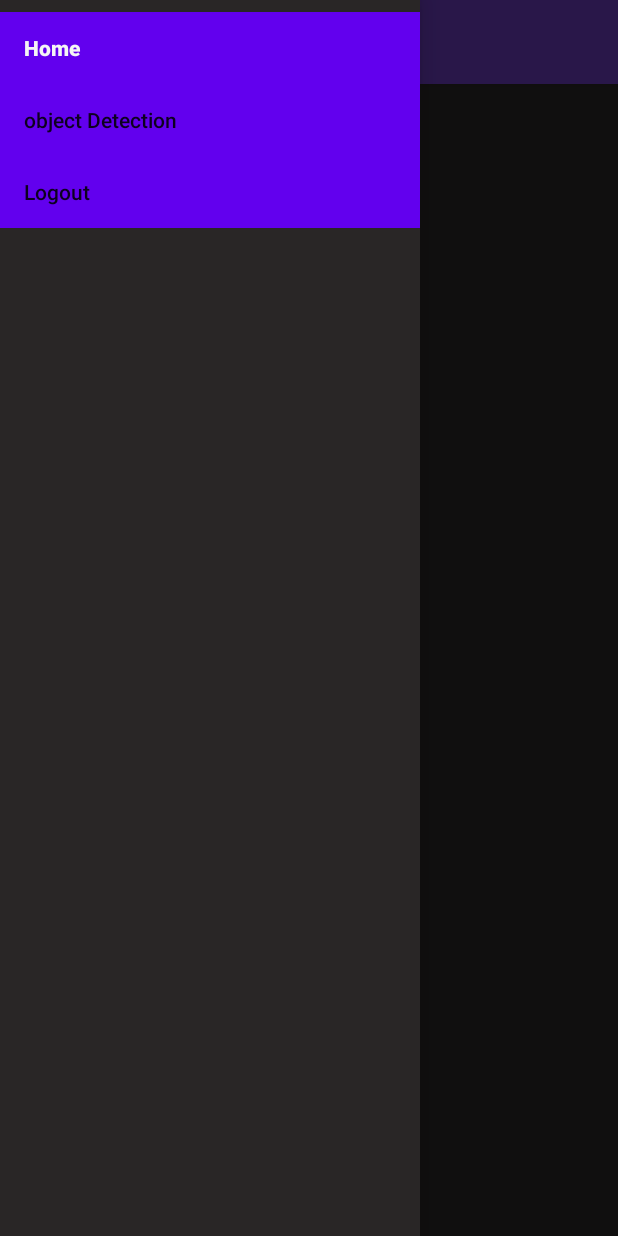
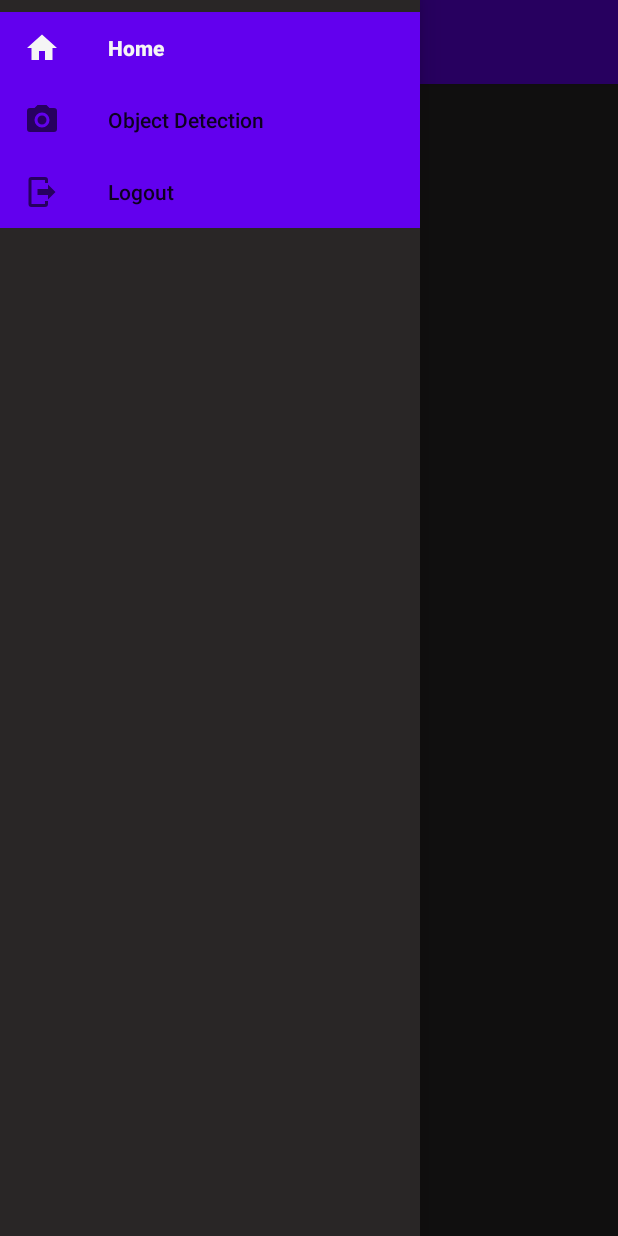
Before and after one commit to Amadou20/CEG4912_Capstone_Groupe7, an Android app: the HomeActivity screen opened directly, with no data from a screen before it, with the side drawer open, on a phone screen of 412 x 824 dp. Run offline under Robolectric (Android 15) with nearby library versions, the phone set to English and light mode, and no system bars; our stand-ins replace Firebase (no records; nobody signed in at launch, a user with empty details on screens opened directly).

Commit message:
add icon on navigation

```diff
--- a/tflite/src/main/java/com/example/android/capstone/ceg/GoogleSignInActivity.kt
+++ b/tflite/src/main/java/com/example/android/capstone/ceg/GoogleSignInActivity.kt
@@ -14,6 +14,7 @@ import com.google.android.gms.auth.api.signin.GoogleSignInOptions
 import com.google.android.gms.common.SignInButton
 import com.google.android.gms.common.api.ApiException
 import com.google.android.gms.tasks.OnCompleteListener
+import com.google.android.material.button.MaterialButton
 import com.google.android.material.textfield.TextInputLayout
 import com.google.firebase.auth.FirebaseAuth
 import com.google.firebase.auth.FirebaseUser
@@ -168,4 +169,5 @@ class GoogleSignInActivity : AppCompatActivity() {
     }
 
 
+
 }
--- a/tflite/src/main/java/com/example/android/capstone/ceg/HomeActivity.kt
+++ b/tflite/src/main/java/com/example/android/capstone/ceg/HomeActivity.kt
@@ -9,6 +9,8 @@ import com.google.android.gms.auth.api.signin.GoogleSignIn
 import com.google.android.gms.auth.api.signin.GoogleSignInOptions
 import com.google.android.material.appbar.MaterialToolbar
 import com.google.android.material.navigation.NavigationView
+import com.google.firebase.auth.ktx.auth
+import com.google.firebase.ktx.Firebase
 
 
 class HomeActivity : AppCompatActivity() {
@@ -19,7 +21,6 @@ class HomeActivity : AppCompatActivity() {
     override fun onCreate(savedInstanceState: Bundle?) {
         super.onCreate(savedInstanceState)
         setContentView(R.layout.activity_home)
-
 //        setSupportActionBar(findViewById(R.id.topAppBar))
 //
          topAppBar = findViewById(R.id.topAppBar)
@@ -28,6 +29,7 @@ class HomeActivity : AppCompatActivity() {
 
         topAppBar?.setNavigationOnClickListener {
             drawerLayout?.open()
+
         }
 
          navigationView = findViewById(R.id.navigation)
@@ -48,6 +50,9 @@ class HomeActivity : AppCompatActivity() {
                         this,
                         GoogleSignInOptions.Builder(GoogleSignInOptions.DEFAULT_SIGN_IN).build()
                     ).signOut()
+
+                    // firebase user
+                    Firebase.auth.signOut()
                     // Go back to starting screen after logout
                     val SignInActivityIntent =  Intent(this, GoogleSignInActivity::class.java)
                     startActivity(SignInActivityIntent);
@@ -66,6 +71,7 @@ class HomeActivity : AppCompatActivity() {
             true
         }
 
+
     }
 
 
--- /dev/null
+++ b/tflite/src/main/res/drawable/ic_camera.xml
@@ -0,0 +1,8 @@
+<!-- drawable/camera.xml -->
+<vector xmlns:android="http://schemas.android.com/apk/res/android"
+    android:height="24dp"
+    android:width="24dp"
+    android:viewportWidth="24"
+    android:viewportHeight="24">
+    <path android:fillColor="#000" android:pathData="M4,4H7L9,2H15L17,4H20A2,2 0 0,1 22,6V18A2,2 0 0,1 20,20H4A2,2 0 0,1 2,18V6A2,2 0 0,1 4,4M12,7A5,5 0 0,0 7,12A5,5 0 0,0 12,17A5,5 0 0,0 17,12A5,5 0 0,0 12,7M12,9A3,3 0 0,1 15,12A3,3 0 0,1 12,15A3,3 0 0,1 9,12A3,3 0 0,1 12,9Z" />
+</vector>
--- /dev/null
+++ b/tflite/src/main/res/drawable/ic_home.xml
@@ -0,0 +1,8 @@
+<!-- drawable/home.xml -->
+<vector xmlns:android="http://schemas.android.com/apk/res/android"
+    android:height="24dp"
+    android:width="24dp"
+    android:viewportWidth="24"
+    android:viewportHeight="24">
+    <path android:fillColor="#000" android:pathData="M10,20V14H14V20H19V12H22L12,3L2,12H5V20H10Z" />
+</vector>
--- /dev/null
+++ b/tflite/src/main/res/drawable/ic_login.xml
@@ -0,0 +1,8 @@
+<!-- drawable/login.xml -->
+<vector xmlns:android="http://schemas.android.com/apk/res/android"
+    android:height="24dp"
+    android:width="24dp"
+    android:viewportWidth="24"
+    android:viewportHeight="24">
+    <path android:fillColor="#000" android:pathData="M10,17V14H3V10H10V7L15,12L10,17M10,2H19A2,2 0 0,1 21,4V20A2,2 0 0,1 19,22H10A2,2 0 0,1 8,20V18H10V20H19V4H10V6H8V4A2,2 0 0,1 10,2Z" />
+</vector>
--- /dev/null
+++ b/tflite/src/main/res/drawable/ic_logout.xml
@@ -0,0 +1,8 @@
+<!-- drawable/logout.xml -->
+<vector xmlns:android="http://schemas.android.com/apk/res/android"
+    android:height="24dp"
+    android:width="24dp"
+    android:viewportWidth="24"
+    android:viewportHeight="24">
+    <path android:fillColor="#000" android:pathData="M16,17V14H9V10H16V7L21,12L16,17M14,2A2,2 0 0,1 16,4V6H14V4H5V20H14V18H16V20A2,2 0 0,1 14,22H5A2,2 0 0,1 3,20V4A2,2 0 0,1 5,2H14Z" />
+</vector>
--- a/tflite/src/main/res/layout/activity_google_sign_in.xml
+++ b/tflite/src/main/res/layout/activity_google_sign_in.xml
@@ -45,6 +45,8 @@
             android:id="@+id/loginButton"
             android:layout_width="wrap_content"
             android:layout_height="wrap_content"
+            app:icon="@drawable/ic_login"
+            app:iconGravity="textStart"
             android:onClick="loginAttempt"
             android:text="@string/login"
             app:layout_constraintStart_toStartOf="parent"
--- a/tflite/src/main/res/layout/activity_home.xml
+++ b/tflite/src/main/res/layout/activity_home.xml
@@ -6,46 +6,6 @@
         android:layout_width="match_parent"
         android:layout_height="match_parent"
         tools:context="com.example.android.capstone.ceg.HomeActivity" android:background="#292626">
-
-    <!--    <androidx.coordinatorlayout.widget.CoordinatorLayout-->
-
-    <!--    android:layout_width="match_parent"-->
-    <!--    android:layout_height="match_parent">-->
-
-
-    <!--        <com.google.android.material.appbar.AppBarLayout-->
-    <!--                android:layout_width="match_parent"-->
-    <!--                android:layout_height="wrap_content"-->
-    <!--                android:background="#E91E63"-->
-
-    <!--                android:backgroundTint="#5A17CF">-->
-
-    <!--            <com.google.android.material.appbar.MaterialToolbar-->
-    <!--                    android:id="@+id/topAppBar"-->
-    <!--                    android:layout_width="match_parent"-->
-    <!--                    android:layout_height="?attr/actionBarSize"-->
-    <!--                    app:title="@string/page_title"-->
-    <!--                    app:titleTextColor="#FFFFFF"-->
-    <!--                    app:menu="@menu/top_app_bar"-->
-    <!--                    app:navigationIcon="@drawable/ic_menu_24dp"-->
-    <!--                    style="@style/Widget.MaterialComponents.Toolbar.Primary"-->
-    <!--                    android:background="#673AB7"/>-->
-
-    <!--        </com.google.android.material.appbar.AppBarLayout>-->
-
-    <!--    &lt;!&ndash; Note: A RecyclerView can also be used &ndash;&gt;-->
-    <!--        <androidx.core.widget.NestedScrollView-->
-    <!--                android:layout_width="match_parent"-->
-    <!--                android:layout_height="match_parent"-->
-    <!--                app:layout_behavior="@string/appbar_scrolling_view_behavior">-->
-
-    <!--            &lt;!&ndash; Scrollable content &ndash;&gt;-->
-
-    <!--        </androidx.core.widget.NestedScrollView>-->
-
-    <!--    </androidx.coordinatorlayout.widget.CoordinatorLayout>-->
-
-    <!--    SAMEDI-->
 
     <androidx.drawerlayout.widget.DrawerLayout
 
@@ -70,7 +30,7 @@
                         android:layout_height="?attr/actionBarSize"
                         app:title="@string/top_app_bar"
                         app:navigationIcon="@drawable/ic_menu_24dp"
-                        android:background="#673AB7"
+                        android:background="#6200EE "
                         app:titleTextColor="#FFFFFF"
                         android:elevation="0dp"/>
 
--- a/tflite/src/main/res/menu/top_app_bar.xml
+++ b/tflite/src/main/res/menu/top_app_bar.xml
@@ -8,11 +8,13 @@
             android:id="@+id/home"
             android:title="@string/home"
             android:contentDescription="@string/content_description_home"
+            android:icon="@drawable/ic_home"
             android:checked="true"
     />
     <item
             android:id="@+id/objectDetection"
             android:title="@string/objectDetection_title"
+            android:icon="@drawable/ic_camera"
             android:contentDescription="@string/content_description_object_detection"
     />
 
@@ -20,6 +22,8 @@
     <item
             android:id="@+id/logOut"
             android:title="@string/logOutTitle"
+            android:icon="@drawable/ic_logout"
+
     />
 
     </group>
--- a/tflite/src/main/res/values/strings.xml
+++ b/tflite/src/main/res/values/strings.xml
@@ -39,7 +39,7 @@
 
 
     <!--activity home string-->
-    <string name="objectDetection_title">object Detection</string>
+    <string name="objectDetection_title">Object Detection</string>
     <string name="obstacleDetection_title">obstacle Detection</string>
     <string name="home">Home</string>
     <string name="content_description_object_detection">detect object around</string>
```
